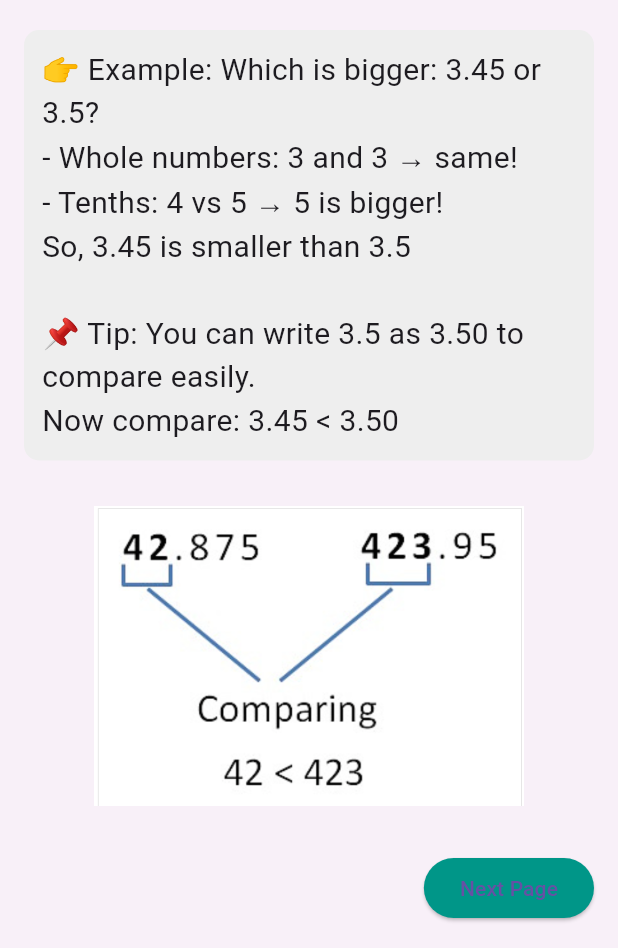
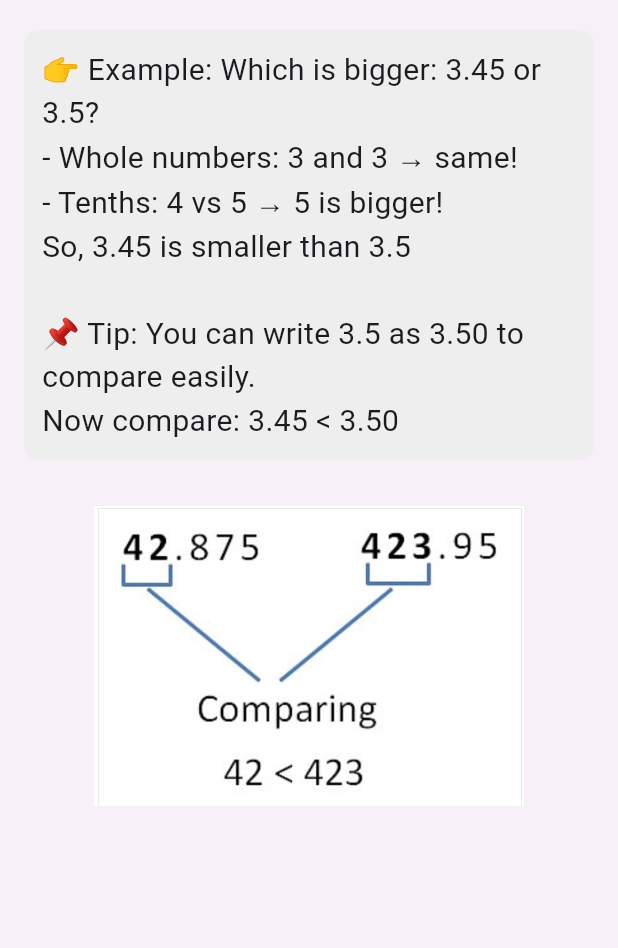
Before and after one commit to ManasaMadiraju/Decimals, a Flutter app: the ComparingDecimalsPage screen opened directly, on a phone screen of 412 x 824 dp, the part 288-1236 px from its top. Run offline on Flutter 3.47's test engine with Material 3 defaults, Android fonts, the phone set to English and light mode, and no system bars; our stand-ins replace audioplayers, flutter_tts, shared_preferences; accounts and stored records are empty.

Commit message:
Removed next page from last page

```diff
--- a/lib/screens/ComparingDecimals.dart
+++ b/lib/screens/ComparingDecimals.dart
@@ -117,15 +117,6 @@ class _ComparingDecimalsPageState extends State<ComparingDecimalsPage> {
             const Spacer(),
             Align(
               alignment: Alignment.bottomRight,
-              child: ElevatedButton(
-                style: ElevatedButton.styleFrom(
-                  backgroundColor: const Color(0xFF009688),
-                ),
-                onPressed: () {
-                  // Add next navigation logic here
-                },
-                child: const Text('Next Page'),
-              ),
             ),
           ],
         ),
```
